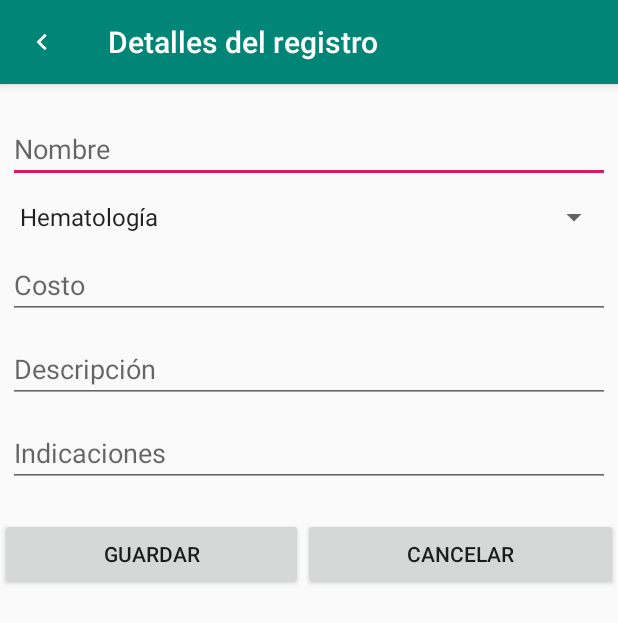
After one commit to gama12345/PlusLab, an Android app: the ServiciosEditarActivity screen opened directly, with no data from a screen before it, on a phone screen of 412 x 824 dp. The commit adds this screen. Shown: the top 623 px of the screen. Run offline under Robolectric (Android 15) with nearby library versions, the phone set to English and light mode, and no system bars; our stand-ins replace Firebase (no records; nobody signed in at launch, a user with empty details on screens opened directly).

Commit message:
Visualiza detalles de servicios (analisis)

```diff
--- a/app/src/main/AndroidManifest.xml
+++ b/app/src/main/AndroidManifest.xml
@@ -9,7 +9,8 @@
         android:roundIcon="@mipmap/ic_launcher_round"
         android:supportsRtl="true"
         android:theme="@style/AppTheme">
-        <activity android:name=".ServiciosRegistrarActivity"></activity>
+        <activity android:name=".ServiciosEditarActivity"></activity>
+        <activity android:name=".ServiciosRegistrarActivity" />
         <activity android:name=".ServiciosAdminActivity" />
         <activity android:name=".MisdatosEditarPacienteActivity" />
         <activity android:name=".MisdatosEditarAdminActivity" />
--- a/app/src/main/java/com/example/pluslab/ServiciosAdaptador.java
+++ b/app/src/main/java/com/example/pluslab/ServiciosAdaptador.java
@@ -2,6 +2,7 @@ package com.example.pluslab;
 
 import android.app.Activity;
 import android.content.Context;
+import android.content.Intent;
 import android.util.Log;
 import android.view.LayoutInflater;
 import android.view.View;
@@ -34,12 +35,21 @@ public class ServiciosAdaptador extends RecyclerView.Adapter<ServiciosAdaptador.
 
     @Override
     public void onBindViewHolder(@NonNull ServiciosViewHolder holder, int position) {
-        Servicio servicioActual = servicios.get(position);
-
-        Log.d("Holaaaaaaaaa", ""+servicios.size());
+        final Servicio servicioActual = servicios.get(position);
         holder.nombreServicio.setText(servicioActual.getNombre());
         holder.categoriaServicio.setText("Categoria: "+servicioActual.getCategoria());
         holder.costoServicio.setText("Costo: "+servicioActual.getCosto());
+        View.OnClickListener click = new View.OnClickListener() {
+            public void onClick(View v) {
+                Intent intent = new Intent(actividad, ServiciosEditarActivity.class);
+                intent.putExtra("nombreServicio", servicioActual.getNombre());
+                intent.setFlags(intent.getFlags() | Intent.FLAG_ACTIVITY_NO_HISTORY);
+                actividad.startActivity(intent);
+            }
+        };
+        holder.nombreServicio.setOnClickListener(click);
+        holder.categoriaServicio.setOnClickListener(click);
+        holder.costoServicio.setOnClickListener(click);
     }
 
     @Override
--- /dev/null
+++ b/app/src/main/java/com/example/pluslab/ServiciosEditarActivity.java
@@ -0,0 +1,102 @@
+package com.example.pluslab;
+
+import androidx.annotation.NonNull;
+import androidx.appcompat.app.AppCompatActivity;
+import androidx.appcompat.widget.Toolbar;
+
+import android.content.Intent;
+import android.os.Bundle;
+import android.view.MenuItem;
+import android.widget.ArrayAdapter;
+import android.widget.EditText;
+import android.widget.Spinner;
+
+import com.google.android.gms.tasks.OnCompleteListener;
+import com.google.android.gms.tasks.Task;
+import com.google.firebase.firestore.FirebaseFirestore;
+import com.google.firebase.firestore.QueryDocumentSnapshot;
+import com.google.firebase.firestore.QuerySnapshot;
+
+public class ServiciosEditarActivity extends AppCompatActivity {
+
+    @Override
+    protected void onCreate(Bundle savedInstanceState) {
+        super.onCreate(savedInstanceState);
+        setContentView(R.layout.servicios_editar_activity);
+
+        Toolbar myToolbar = (Toolbar) findViewById(R.id.custom_toolbar);
+        setSupportActionBar(myToolbar);
+        getSupportActionBar().setTitle("Detalles del registro");
+        // add back arrow to toolbar
+        if (getSupportActionBar() != null){
+            getSupportActionBar().setDisplayHomeAsUpEnabled(true);
+            getSupportActionBar().setDisplayShowHomeEnabled(true);
+        }
+
+        Intent intent = getIntent();
+        String servicio = (intent.getStringExtra("nombreServicio"));
+        agregarTextoSpinner();
+        mostrarDatos(servicio);
+    }
+    void agregarTextoSpinner(){
+        Spinner categoria = (Spinner)findViewById(R.id.input_editar_categoriaServicio);
+        ArrayAdapter<CharSequence> adapter = ArrayAdapter.createFromResource(this,
+                R.array.categorias_analisis, android.R.layout.simple_spinner_item);
+        adapter.setDropDownViewResource(android.R.layout.simple_spinner_dropdown_item);
+        categoria.setAdapter(adapter);
+    }
+
+    void mostrarDatos(String nombreServicio){
+        FirebaseFirestore db = FirebaseFirestore.getInstance();
+        db.collection("analisis").whereEqualTo("nombre",nombreServicio).get().addOnCompleteListener(new OnCompleteListener<QuerySnapshot>() {
+            @Override
+            public void onComplete(@NonNull Task<QuerySnapshot> task) {
+                EditText nombre = findViewById(R.id.input_editar_nombreServicio);
+                Spinner categoria = findViewById(R.id.input_editar_categoriaServicio);
+                EditText costo = findViewById(R.id.input_editar_costoServicio);
+                EditText descripcion = findViewById(R.id.input_editar_descripcionServicio);
+                EditText indicaciones = findViewById(R.id.input_editar_indicacionesServicio);
+                for (QueryDocumentSnapshot servicio : task.getResult()) {
+                    nombre.setText(servicio.get("nombre").toString());
+                    int posicion = 0;
+                    if(servicio.get("categoria").toString().equals("Bioquímica")){
+                        posicion = 1;
+                    }else if(servicio.get("categoria").toString().equals("Coagulación")){
+                        posicion = 2;
+                    }else if(servicio.get("categoria").toString().equals("Bacteriología")){
+                        posicion = 3;
+                    }else if(servicio.get("categoria").toString().equals("Inmunología")){
+                        posicion = 4;
+                    }else if(servicio.get("categoria").toString().equals("Endocrinología")){
+                        posicion = 5;
+                    }else if(servicio.get("categoria").toString().equals("Alergías")){
+                        posicion = 6;
+                    }else if(servicio.get("categoria").toString().equals("Toxicología")){
+                        posicion = 7;
+                    }else if(servicio.get("categoria").toString().equals("Heces")){
+                        posicion = 8;
+                    }
+                    categoria.setSelection(posicion);
+                    costo.setText(servicio.get("costo").toString());
+                    descripcion.setText(servicio.get("descripcion").toString());
+                    indicaciones.setText(servicio.get("indicaciones").toString());
+                }
+            }
+        });
+    }
+
+    @Override
+    public boolean onOptionsItemSelected(MenuItem item) {
+        switch (item.getItemId()) {
+            case android.R.id.home:
+                Intent intent = new Intent(ServiciosEditarActivity.this, ServiciosAdminActivity.class);
+                intent.addFlags(Intent.FLAG_ACTIVITY_CLEAR_TOP | Intent.FLAG_ACTIVITY_NEW_TASK);
+                startActivity(intent);
+                finish();
+                return true;
+
+            default:
+                return super.onOptionsItemSelected(item);
+        }
+    }
+}
--- a/app/src/main/java/com/example/pluslab/ServiciosRegistrarActivity.java
+++ b/app/src/main/java/com/example/pluslab/ServiciosRegistrarActivity.java
@@ -1,5 +1,6 @@
 package com.example.pluslab;
 
+import androidx.annotation.NonNull;
 import androidx.appcompat.app.AppCompatActivity;
 import androidx.appcompat.widget.Toolbar;
 
@@ -12,10 +13,13 @@ import android.widget.EditText;
 import android.widget.Spinner;
 import android.widget.Toast;
 
+import com.google.android.gms.tasks.OnCompleteListener;
 import com.google.android.gms.tasks.OnSuccessListener;
+import com.google.android.gms.tasks.Task;
 import com.google.android.material.snackbar.Snackbar;
 import com.google.firebase.firestore.DocumentReference;
 import com.google.firebase.firestore.FirebaseFirestore;
+import com.google.firebase.firestore.QuerySnapshot;
 
 import java.util.HashMap;
 import java.util.Map;
@@ -62,6 +66,11 @@ public class ServiciosRegistrarActivity extends AppCompatActivity {
             if(Pattern.matches("^([A-ZÁ-Úa-zá-ú]+\\s{0,1}[(A-ZÁ-Úa-zá-ú)]+)+$", nombre.getText().toString())){
                 if(Pattern.matches("^([A-ZÁ-Úa-zá-ú0-9;,\\.:]+\\s{0,1}[A-ZÁ-Úa-zá-ú0-9,\\.\\s]+)+$", descripcion.getText().toString())){
                     if(Pattern.matches("^([A-ZÁ-Úa-zá-ú0-9;,\\.:]+\\s{0,1}[A-ZÁ-Úa-zá-ú0-9,\\.\\s]+)+$", indicaciones.getText().toString())){
+                        FirebaseFirestore db = FirebaseFirestore.getInstance();
+                        db.collection("analisis").whereEqualTo("nombre",nombre.getText().toString()).get().addOnCompleteListener(new OnCompleteListener<QuerySnapshot>() {
+                            @Override
+                            public void onComplete(@NonNull Task<QuerySnapshot> task) {
+                                if(task.getResult().isEmpty()){
                                     Map<String, Object> nvoServicio = new HashMap<>();
                                     nvoServicio.put("nombre", nombre.getText().toString());
                                     nvoServicio.put("categoria", categoria.getSelectedItem().toString());
@@ -76,6 +85,11 @@ public class ServiciosRegistrarActivity extends AppCompatActivity {
                                             Intent intent = new Intent(ServiciosRegistrarActivity.this, ServiciosAdminActivity.class);
                                             intent.addFlags(Intent.FLAG_ACTIVITY_CLEAR_TOP | Intent.FLAG_ACTIVITY_NEW_TASK);
                                             ServiciosRegistrarActivity.this.startActivity(intent);
+                                            }
+                                    });
+                                } else {
+                                    Toast.makeText(getApplicationContext(), "Ya se ha registrado un servicio con este nombre", Toast.LENGTH_LONG).show();
+                                }
                             }
                         });
                     }else{
--- /dev/null
+++ b/app/src/main/res/layout/servicios_editar_activity.xml
@@ -0,0 +1,134 @@
+<?xml version="1.0" encoding="utf-8"?>
+<androidx.constraintlayout.widget.ConstraintLayout xmlns:android="http://schemas.android.com/apk/res/android"
+    xmlns:app="http://schemas.android.com/apk/res-auto"
+    xmlns:tools="http://schemas.android.com/tools"
+    android:layout_width="match_parent"
+    android:layout_height="match_parent"
+    tools:context=".ServiciosEditarActivity">
+
+    <ScrollView
+        android:layout_width="match_parent"
+        android:layout_height="wrap_content"
+        app:layout_constraintEnd_toEndOf="parent"
+        app:layout_constraintStart_toStartOf="parent"
+        app:layout_constraintTop_toBottomOf="@id/custom_toolbar">
+
+        <LinearLayout
+            android:layout_width="match_parent"
+            android:layout_height="wrap_content"
+            android:orientation="vertical">
+
+            <LinearLayout
+                android:layout_width="match_parent"
+                android:layout_height="match_parent"
+                android:layout_marginTop="15dp"
+                android:orientation="horizontal"
+                android:padding="5dp">
+
+                <EditText
+                    android:id="@+id/input_editar_nombreServicio"
+                    android:layout_width="wrap_content"
+                    android:layout_height="wrap_content"
+                    android:layout_weight="1"
+                    android:ems="10"
+                    android:hint="Nombre"
+                    android:inputType="textPersonName" />
+
+            </LinearLayout>
+
+            <LinearLayout
+                android:layout_width="match_parent"
+                android:layout_height="match_parent"
+                android:orientation="horizontal"
+                android:padding="5dp">
+
+                <Spinner
+                    android:id="@+id/input_editar_categoriaServicio"
+                    android:layout_width="wrap_content"
+                    android:layout_height="wrap_content"
+                    android:layout_weight="2" />
+
+            </LinearLayout>
+
+            <LinearLayout
+                android:layout_width="match_parent"
+                android:layout_height="match_parent"
+                android:orientation="horizontal"
+                android:padding="5dp">
+
+                <EditText
+                    android:id="@+id/input_editar_costoServicio"
+                    android:layout_width="wrap_content"
+                    android:layout_height="wrap_content"
+                    android:layout_weight="1"
+                    android:ems="10"
+                    android:hint="Costo"
+                    android:inputType="numberDecimal" />
+
+            </LinearLayout>
+
+            <LinearLayout
+                android:layout_width="match_parent"
+                android:layout_height="match_parent"
+                android:orientation="horizontal"
+                android:padding="5dp">
+
+                <EditText
+                    android:id="@+id/input_editar_descripcionServicio"
+                    android:layout_width="wrap_content"
+                    android:layout_height="wrap_content"
+                    android:layout_weight="1"
+                    android:ems="10"
+                    android:gravity="start|top"
+                    android:hint="Descripción"
+                    android:inputType="textMultiLine" />
+
+            </LinearLayout>
+
+            <LinearLayout
+                android:layout_width="match_parent"
+                android:layout_height="match_parent"
+                android:orientation="horizontal"
+                android:padding="5dp">
+
+                <EditText
+                    android:id="@+id/input_editar_indicacionesServicio"
+                    android:layout_width="wrap_content"
+                    android:layout_height="wrap_content"
+                    android:layout_weight="1"
+                    android:ems="10"
+                    android:hint="Indicaciones"
+                    android:inputType="textPersonName" />
+
+            </LinearLayout>
+
+            <LinearLayout
+                android:layout_width="match_parent"
+                android:layout_height="match_parent"
+                android:layout_marginTop="15dp"
+                android:layout_marginBottom="50dp"
+                android:orientation="horizontal">
+
+                <Button
+                    android:id="@+id/btnGuardarEditarServicio"
+                    android:layout_width="wrap_content"
+                    android:layout_height="wrap_content"
+                    android:layout_weight="1"
+                    android:text="Guardar" />
+
+                <Button
+                    android:id="@+id/btnEliminarServicio"
+                    android:layout_width="wrap_content"
+                    android:layout_height="wrap_content"
+                    android:layout_weight="1"
+                    android:text="Cancelar" />
+            </LinearLayout>
+
+        </LinearLayout>
+    </ScrollView>
+
+    <include
+        android:id="@+id/custom_toolbar"
+        layout="@layout/custom_toolbar"></include>
+
+</androidx.constraintlayout.widget.ConstraintLayout>
```
Lines whose indentation alone changed are shown as unchanged.
